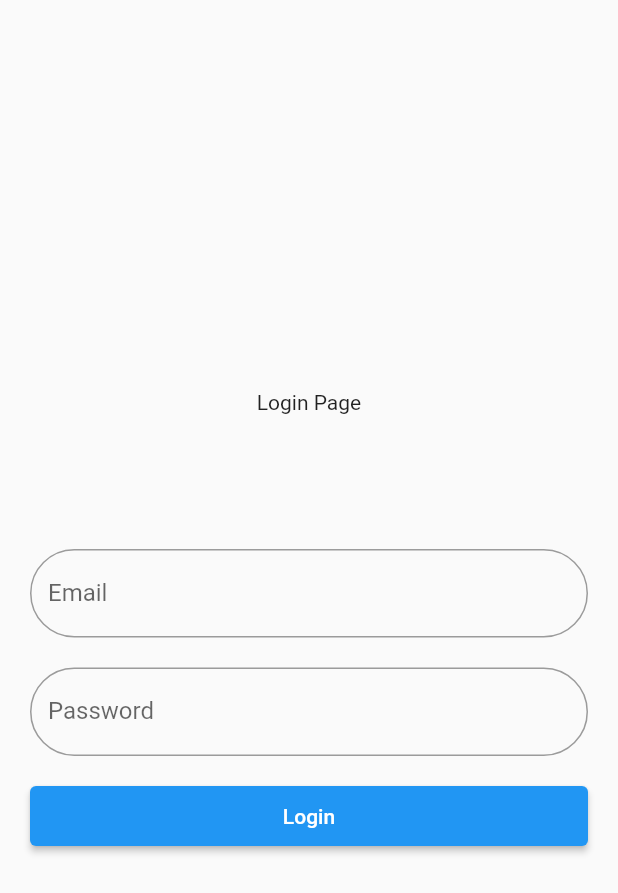
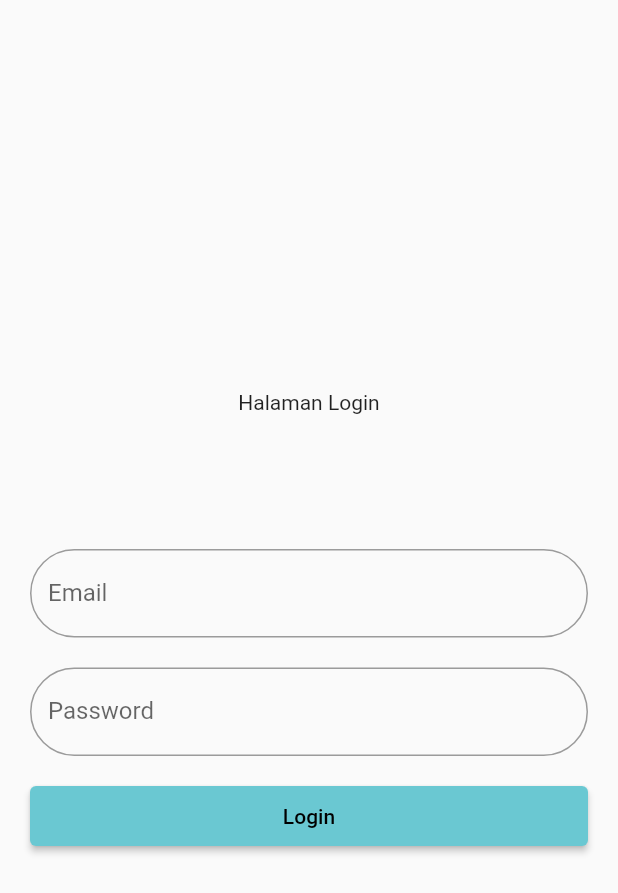
Before and after one commit to Betalogika/halokak-fe-flutter, a Flutter app: the LoginScene screen opened directly, on a phone screen of 412 x 824 dp. Shown: the top 893 px of the screen. Run offline on Flutter 3.47's test engine with Material 2 defaults, Android fonts, the phone set to English and light mode, and no system bars; our stand-ins replace firebase_auth, firebase_core, flutter_secure_storage, fluttertoast, hive, hive_flutter; missing offline and left inert: flutter_window_close; accounts and stored records are empty.

Commit message:
[Update] implement navigation and login scene.

```diff
--- a/lib/data/database/account_db.dart
+++ b/lib/data/database/account_db.dart
@@ -1,6 +1,6 @@
 import 'package:hive/hive.dart';
 import 'package:halokak_app/data/database/base_db.dart';
-import 'package:halokak_app/models/account_model.dart';
+import 'package:halokak_app/models/db/account_model.dart';
 
 class AccountDB extends BaseDB {
   Box<Account>? box;
--- a/lib/data/database/base_db.dart
+++ b/lib/data/database/base_db.dart
@@ -1,6 +1,6 @@
 import 'dart:convert';
 import 'package:hive_flutter/hive_flutter.dart';
-import 'package:halokak_app/models/account_model.dart';
+import 'package:halokak_app/models/db/account_model.dart';
 import '../../configs/environment.dart';
 import '../local/user_storage.dart';
 
--- a/lib/data/local/color_storage.dart
+++ b/lib/data/local/color_storage.dart
@@ -1,4 +1,6 @@
 import 'dart:ui';
+
+import 'package:flutter/material.dart';
 
 class ColorStorage {
   static const bgDefault = Color(0xffF8F7F3);
@@ -6,4 +8,19 @@
   static const orange = Color(0xffFEC395);
   static const red = Color(0xffD00A0A);
   static const textGray = Color(0xff53565A);
+  static MaterialColor mcBlue = MaterialColor(blue.value, colorShades);
 }
+
+Map<int, Color> colorShades =
+{
+  50:const Color.fromRGBO(136,14,79, .1),
+  100:const Color.fromRGBO(136,14,79, .2),
+  200:const Color.fromRGBO(136,14,79, .3),
+  300:const Color.fromRGBO(136,14,79, .4),
+  400:const Color.fromRGBO(136,14,79, .5),
+  500:const Color.fromRGBO(136,14,79, .6),
+  600:const Color.fromRGBO(136,14,79, .7),
+  700:const Color.fromRGBO(136,14,79, .8),
+  800:const Color.fromRGBO(136,14,79, .9),
+  900:const Color.fromRGBO(136,14,79, 1),
+};
--- a/lib/data/local/text_storage.dart
+++ b/lib/data/local/text_storage.dart
@@ -1,8 +1,10 @@
 class TextStorage {
   static const appName = "Halo Kak";
-  static const titleAuth = "Login Page";
+  static const titleAuth = "Halaman Login";
+  static const titleHome = "Beranda";
 
   static const lblLogin = "Login";
+  static const lblLogout = "Logout";
   static const lblEmail = "Email";
   static const lblPassword = "Password";
   static const lblLoading = "Sedang memproses";
--- /dev/null
+++ b/lib/models/enum/navigation_enum.dart
@@ -0,0 +1,4 @@
+enum NavigationItem {
+  home,
+  login,
+}
--- a/lib/providers/auth_provider.dart
+++ b/lib/providers/auth_provider.dart
@@ -1,9 +1,8 @@
-import 'package:firebase_auth/firebase_auth.dart';
 import 'package:flutter/cupertino.dart';
 import 'package:halokak_app/data/database/account_db.dart';
 import 'package:halokak_app/data/local/user_storage.dart';
+import 'package:halokak_app/models/db/account_model.dart';
 import 'package:halokak_app/models/responses/login_response.dart';
-import 'package:halokak_app/models/account_model.dart';
 
 class AuthProvider extends ChangeNotifier {
   UserStorage userStorage = UserStorage();
@@ -29,9 +28,6 @@
     userDB.close();
   }
 
-  void login(String emailAddress, String password) async {
-  }
-
   void setAuthenticated(LoginResponse data) {
     token = data.token ?? "";
     userStorage.addToken(token);
--- a/lib/scenes/authentication/login_scene.dart
+++ b/lib/scenes/authentication/login_scene.dart
@@ -1,11 +1,13 @@
 import 'package:flutter/material.dart';
 import 'package:fluttertoast/fluttertoast.dart';
 import 'package:halokak_app/custom/exit_popup.dart';
+import 'package:halokak_app/custom/progress_dialog.dart';
+import 'package:halokak_app/custom/toast.dart';
 import 'package:halokak_app/data/local/text_storage.dart';
 import 'package:halokak_app/data/remote/auth_api.dart';
+import 'package:halokak_app/models/enum/navigation_enum.dart';
 import 'package:halokak_app/providers/auth_provider.dart';
-import 'package:halokak_app/custom/progress_dialog.dart';
-import 'package:halokak_app/custom/toast.dart';
+import 'package:halokak_app/providers/navigation_provider.dart';
 import 'package:provider/provider.dart';
 
 class LoginScene extends StatefulWidget {
@@ -20,12 +22,14 @@
   String email = "";
   String password = "";
   AuthProvider? authProvider;
+  NavigationProvider? _navigationProvider;
 
   @override
   void initState() {
     super.initState();
     setupExitCloseWindow(context);
     authProvider = Provider.of(context, listen: false);
+    _navigationProvider = Provider.of(context, listen: false);
   }
 
   void _onLoginClicked(BuildContext context) async {
@@ -35,6 +39,7 @@
       var req = await _authApi.loginFirebase(email, password);
       if (req.token?.isNotEmpty == true) {
         authProvider?.setAuthenticated(req);
+        _navigationProvider?.setNavigationItem(NavigationItem.home);
       } else {
         if (!mounted) return;
         showToast(context, fToast, req.message.toString());
```
Also changed, not shown: lib/main.dart (+13 -11 lines), lib/providers/base_provider.dart (added, +29 -0 lines), lib/providers/navigation_provider.dart (added, +34 -0 lines), lib/scenes/home/home_scene.dart (+29 -15 lines), lib/scenes/main_container_scene.dart (+0 -39 lines), lib/models/db/account_model.dart (renamed from lib/models/account_model.dart), lib/models/db/account_model.g.dart (renamed from lib/models/account_model.g.dart).
